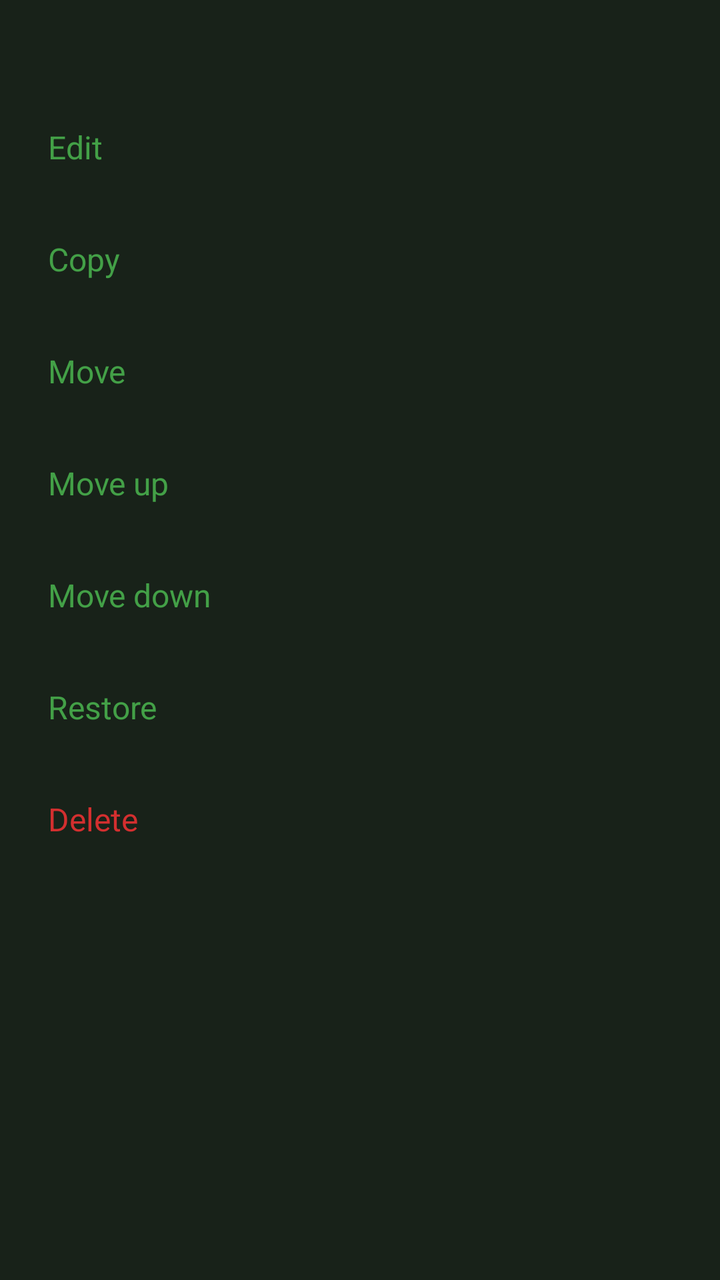
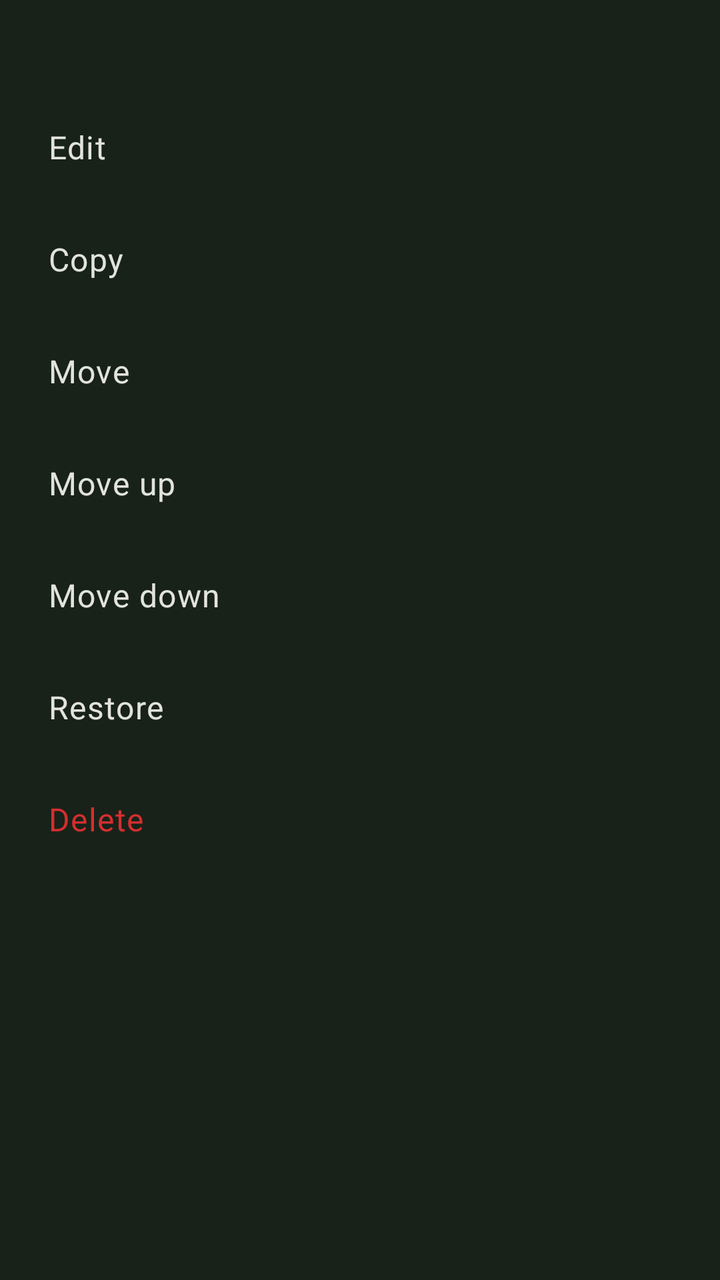

The first picture is an Android layout as it rendered before a commit; the second is the same layout after the commit. The layout source and the unified diff follow.
<!-- AndroidManifest.xml: application theme KeePassPNStyle.Night -->
<!-- res/layout/bottom_sheet_node_actions.xml -->
<?xml version="1.0" encoding="utf-8"?>
<LinearLayout xmlns:android="http://schemas.android.com/apk/res/android"
    android:layout_width="match_parent"
    android:layout_height="wrap_content"
    android:orientation="vertical"
    android:paddingBottom="16dp">

    <TextView
        android:id="@+id/node_actions_title"
        android:layout_width="match_parent"
        android:layout_height="wrap_content"
        android:paddingStart="24dp"
        android:paddingEnd="24dp"
        android:paddingTop="16dp"
        android:paddingBottom="8dp"
        android:ellipsize="end"
        android:singleLine="true"
        android:textSize="16sp"
        android:textStyle="bold"
        android:textColor="?android:attr/textColorPrimary" />

        <TextView
            android:id="@+id/node_actions_edit"
            android:layout_width="match_parent"
            android:layout_height="56dp"
            android:background="?attr/selectableItemBackground"
            android:gravity="center_vertical"
            android:paddingStart="24dp"
            android:paddingEnd="24dp"
            android:textSize="16sp"
            android:textColor="?android:attr/textColorPrimary"
            android:text="@string/menu_edit" />
        <TextView
            android:id="@+id/node_actions_duplicate"
            android:layout_width="match_parent"
            android:layout_height="56dp"
            android:background="?attr/selectableItemBackground"
            android:gravity="center_vertical"
            android:paddingStart="24dp"
            android:paddingEnd="24dp"
            android:textSize="16sp"
            android:textColor="?android:attr/textColorPrimary"
            android:text="@string/menu_copy" />
        <TextView
            android:id="@+id/node_actions_move"
            android:layout_width="match_parent"
            android:layout_height="56dp"
            android:background="?attr/selectableItemBackground"
            android:gravity="center_vertical"
            android:paddingStart="24dp"
            android:paddingEnd="24dp"
            android:textSize="16sp"
            android:textColor="?android:attr/textColorPrimary"
            android:text="@string/menu_move" />

        <TextView
            android:id="@+id/node_actions_move_up"
            android:layout_width="match_parent"
            android:layout_height="56dp"
            android:background="?attr/selectableItemBackground"
            android:gravity="center_vertical"
            android:paddingStart="24dp"
            android:paddingEnd="24dp"
            android:textSize="16sp"
            android:textColor="?android:attr/textColorPrimary"
            android:text="@string/group_move_up" />
        <TextView
            android:id="@+id/node_actions_move_down"
            android:layout_width="match_parent"
            android:layout_height="56dp"
            android:background="?attr/selectableItemBackground"
            android:gravity="center_vertical"
            android:paddingStart="24dp"
            android:paddingEnd="24dp"
            android:textSize="16sp"
            android:textColor="?android:attr/textColorPrimary"
            android:text="@string/group_move_down" />
        <TextView
            android:id="@+id/node_actions_restore"
            android:layout_width="match_parent"
            android:layout_height="56dp"
            android:background="?attr/selectableItemBackground"
            android:gravity="center_vertical"
            android:paddingStart="24dp"
            android:paddingEnd="24dp"
            android:textSize="16sp"
            android:textColor="?android:attr/textColorPrimary"
            android:text="@string/menu_restore" />
        <TextView
            android:id="@+id/node_actions_delete"
            android:layout_width="match_parent"
            android:layout_height="56dp"
            android:background="?attr/selectableItemBackground"
            android:gravity="center_vertical"
            android:paddingStart="24dp"
            android:paddingEnd="24dp"
            android:textSize="16sp"
            android:textColor="#D32F2F"
            android:text="@string/menu_delete" />
</LinearLayout>
<!-- resources referenced by this layout -->
<resources>
  <string name="group_move_down">Move down</string>
  <string name="group_move_up">Move up</string>
  <string name="menu_copy">Copy</string>
  <string name="menu_delete">Delete</string>
  <string name="menu_edit">Edit</string>
  <string name="menu_move">Move</string>
  <string name="menu_restore">Restore</string>
  <style name="KeePassPNStyle.Night" parent="KeePassPNStyle.Night.v27" />
  <style name="KeePassPNStyle.Night.v27" parent="KeePassPNStyle.Night.v23" />
  <style name="KeePassPNStyle.Night.v23" parent="KeePassPNStyle.Night.v21" />
  <style name="KeePassPNStyle.Night.v21" parent="KeePassPNStyle.Night.v14" />
  <style name="KeePassPNStyle.Night.v14" parent="KeePassPNStyle.Night.Base" />
  <color name="forest_theme_night_primary">@color/green</color>
  <color name="forest_theme_night_primaryDark">#1A251C</color>
  <color name="forest_theme_night_onPrimary">@color/white</color>
  <color name="forest_theme_night_primaryContainer">@color/green</color>
  <color name="forest_theme_night_onPrimaryContainer">@color/white</color>
  <color name="forest_theme_night_secondary">@color/orange</color>
  <color name="forest_theme_night_onSecondary">@color/green_black_light</color>
  <color name="forest_theme_night_secondaryContainer">@color/orange</color>
  <color name="forest_theme_night_onSecondaryContainer">@color/green_black_light</color>
  <color name="forest_theme_night_tertiary">#FFB953</color>
  <color name="forest_theme_night_onTertiary">#452B00</color>
  <color name="forest_theme_night_tertiaryContainer">#633F00</color>
  <color name="forest_theme_night_onTertiaryContainer">#FFDDB4</color>
  <color name="forest_theme_night_error">#FFB4AB</color>
  <color name="forest_theme_night_errorContainer">#93000A</color>
  <color name="forest_theme_night_onError">#690005</color>
  <color name="forest_theme_night_onErrorContainer">#FFDAD6</color>
  <color name="forest_theme_night_background">#182219</color>
  <color name="forest_theme_night_onBackground">#E2E3DD</color>
  <color name="forest_theme_night_surface">#1A251C</color>
  <color name="forest_theme_night_onSurface">#E2E3DD</color>
  <color name="forest_theme_night_surfaceContainerLowest">#27332A</color>
  <color name="forest_theme_night_surfaceContainerLow">#223025</color>
  <color name="forest_theme_night_surfaceContainer">#212f24</color>
  <color name="forest_theme_night_surfaceContainerHigh">#1D2C21</color>
  <color name="forest_theme_night_surfaceContainerHighest">#1B2B1E</color>
  <color name="forest_theme_night_surfaceVariant">#424940</color>
  <color name="forest_theme_night_onSurfaceVariant">#C2C9BD</color>
  <color name="forest_theme_night_outline">#8C9388</color>
  <color name="forest_theme_night_inverseOnSurface">#1A1C19</color>
  <color name="forest_theme_night_inverseSurface">#E2E3DD</color>
  <color name="forest_theme_night_inversePrimary">#006E1C</color>
  <style name="KeePassPNStyle.TextView" parent="KeePassPNStyle.TextView.v17" />
  <style name="KeePassPNStyle.Toolbar.Action" parent="KeePassPNStyle.Toolbar" />
  <style name="KeePassPNStyle.TabLayout" parent="@style/Widget.Material3.TabLayout" />
  <color name="green">#43a047</color>
  <color name="white">#ffffff</color>
  <color name="orange">#fb8c00</color>
  <color name="green_black_light">#24352A</color>
  <style name="KeePassPNStyle.TextView.v17" parent="KeePassPNStyle.TextView.Base" />
  <dimen name="dialog_radius">24dp</dimen>
  <dimen name="card_view_margin_vertical">5dp</dimen>
  <dimen name="card_view_margin_horizontal">10dp</dimen>
  <dimen name="card_view_padding">14dp</dimen>
  <dimen name="card_radius">12dp</dimen>
  <style name="KeePassPNStyle.Toolbar.v21" parent="KeePassPNStyle.Toolbar.Base" />
  <color name="red">#e53935</color>
  <color name="orange_lighter">#ffa726</color>
  <color name="transparent">#00ffffff</color>
  <style name="KeePassPNStyle.TextView.Base" parent="Widget.AppCompat.TextView" />
  <style name="KeePassPNStyle.Toolbar.Base" parent="Widget.Material3.Toolbar.Surface" />
  <!-- unchanged entries left out for length: 24 -->
</resources>

<!-- the commit's change to res/layout/bottom_sheet_node_actions.xml (unified diff, before → after) -->
@@ -15,9 +15,7 @@
         android:paddingBottom="8dp"
         android:ellipsize="end"
         android:singleLine="true"
-        android:textSize="16sp"
-        android:textStyle="bold"
-        android:textColor="?android:attr/textColorPrimary" />
+        android:textAppearance="?attr/textAppearanceTitleMedium" />
 
         <TextView
             android:id="@+id/node_actions_edit"
@@ -27,8 +25,7 @@
             android:gravity="center_vertical"
             android:paddingStart="24dp"
             android:paddingEnd="24dp"
-            android:textSize="16sp"
-            android:textColor="?android:attr/textColorPrimary"
+            android:textAppearance="?attr/textAppearanceBodyLarge"
             android:text="@string/menu_edit" />
         <TextView
             android:id="@+id/node_actions_duplicate"
@@ -38,8 +35,7 @@
             android:gravity="center_vertical"
             android:paddingStart="24dp"
             android:paddingEnd="24dp"
-            android:textSize="16sp"
-            android:textColor="?android:attr/textColorPrimary"
+            android:textAppearance="?attr/textAppearanceBodyLarge"
             android:text="@string/menu_copy" />
         <TextView
             android:id="@+id/node_actions_move"
@@ -49,8 +45,7 @@
             android:gravity="center_vertical"
             android:paddingStart="24dp"
             android:paddingEnd="24dp"
-            android:textSize="16sp"
-            android:textColor="?android:attr/textColorPrimary"
+            android:textAppearance="?attr/textAppearanceBodyLarge"
             android:text="@string/menu_move" />
 
         <TextView
@@ -61,8 +56,7 @@
             android:gravity="center_vertical"
             android:paddingStart="24dp"
             android:paddingEnd="24dp"
-            android:textSize="16sp"
-            android:textColor="?android:attr/textColorPrimary"
+            android:textAppearance="?attr/textAppearanceBodyLarge"
             android:text="@string/group_move_up" />
         <TextView
             android:id="@+id/node_actions_move_down"
@@ -72,8 +66,7 @@
             android:gravity="center_vertical"
             android:paddingStart="24dp"
             android:paddingEnd="24dp"
-            android:textSize="16sp"
-            android:textColor="?android:attr/textColorPrimary"
+            android:textAppearance="?attr/textAppearanceBodyLarge"
             android:text="@string/group_move_down" />
         <TextView
             android:id="@+id/node_actions_restore"
@@ -83,8 +76,7 @@
             android:gravity="center_vertical"
             android:paddingStart="24dp"
             android:paddingEnd="24dp"
-            android:textSize="16sp"
-            android:textColor="?android:attr/textColorPrimary"
+            android:textAppearance="?attr/textAppearanceBodyLarge"
             android:text="@string/menu_restore" />
         <TextView
             android:id="@+id/node_actions_delete"
@@ -94,7 +86,7 @@
             android:gravity="center_vertical"
             android:paddingStart="24dp"
             android:paddingEnd="24dp"
-            android:textSize="16sp"
+            android:textAppearance="?attr/textAppearanceBodyLarge"
             android:textColor="#D32F2F"
             android:text="@string/menu_delete" />
 </LinearLayout>
